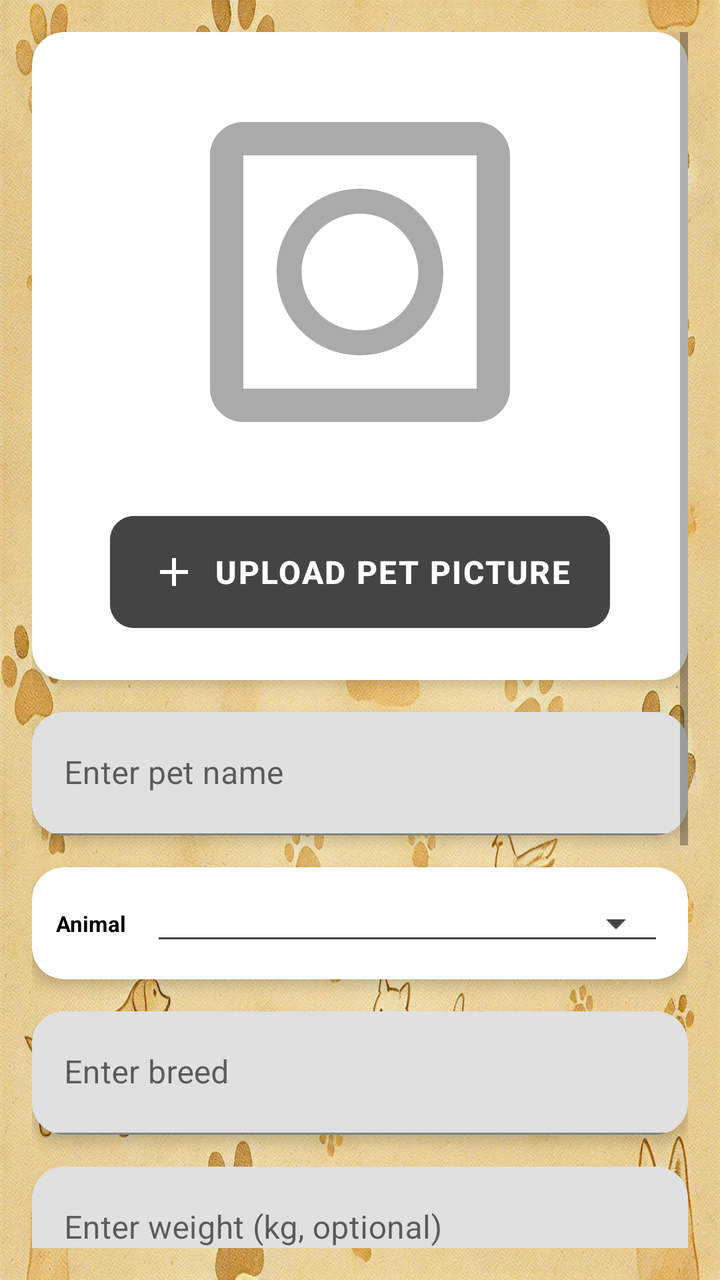
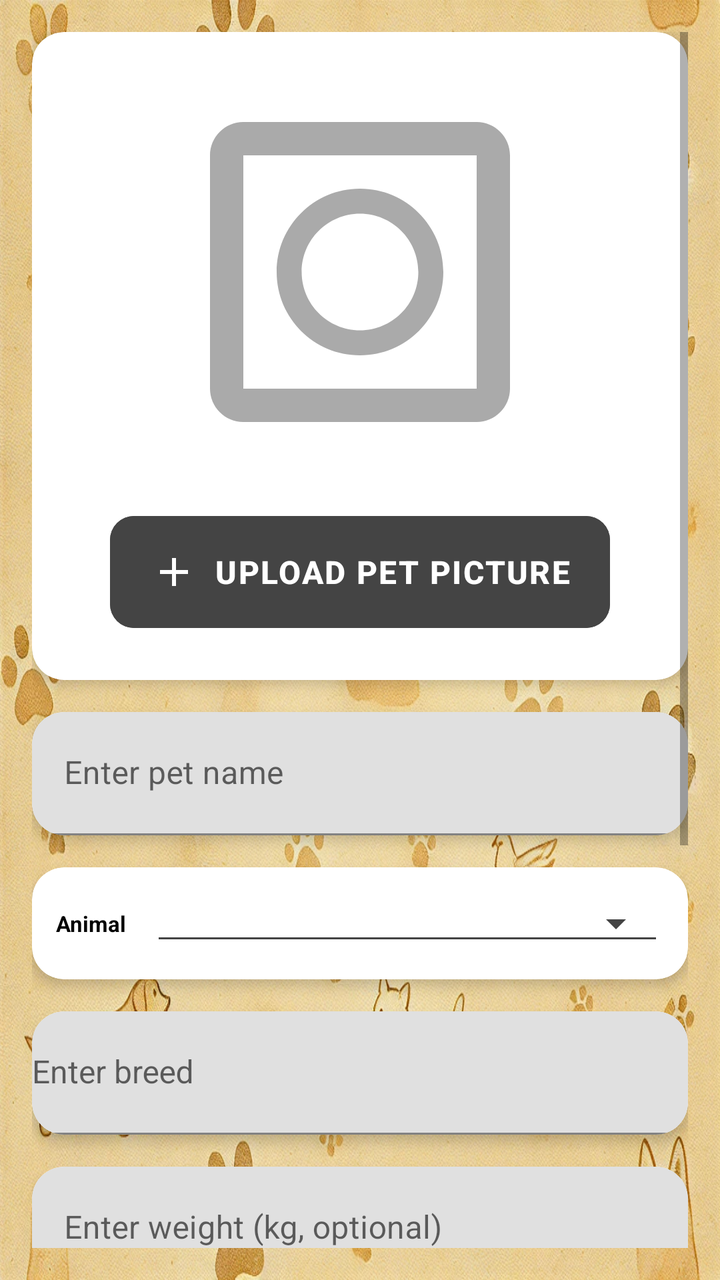

Before-and-after screenshots of an Android layout around one commit, followed by the original layout XML and the change that was made.
<!-- AndroidManifest.xml: application theme Theme.PawfectPlanner -->
<!-- res/layout/fragment_pet_edit.xml -->
<?xml version="1.0" encoding="utf-8"?>
<layout xmlns:android="http://schemas.android.com/apk/res/android"
    xmlns:app="http://schemas.android.com/apk/res-auto">

    <ScrollView
        android:layout_width="match_parent"
        android:layout_height="match_parent"
        android:padding="16dp">

        <LinearLayout
            android:layout_width="match_parent"
            android:layout_height="wrap_content"
            android:orientation="vertical"
            android:spacing="16dp">

            
            <com.google.android.material.card.MaterialCardView
                android:layout_width="match_parent"
                android:layout_height="wrap_content"
                android:layout_marginBottom="16dp"
                app:cardCornerRadius="16dp"
                app:cardElevation="4dp">

                <LinearLayout
                    android:layout_width="match_parent"
                    android:layout_height="wrap_content"
                    android:orientation="vertical"
                    android:padding="20dp"
                    android:gravity="center">

                    <ImageView
                        android:id="@+id/imgPetPhoto"
                        android:layout_width="200dp"
                        android:layout_height="200dp"
                        android:contentDescription="@string/action_upload_pet_picture"
                        android:scaleType="centerCrop"
                        android:background="@drawable/ic_photo_placeholder"
                        android:padding="8dp"/>

                    <com.google.android.material.button.MaterialButton
                        android:id="@+id/btnPickImage"
                        style="@style/Widget.PawfectPlanner.Button.Icon"
                        android:layout_width="wrap_content"
                        android:layout_height="wrap_content"
                        android:layout_marginTop="16dp"
                        android:text="@string/action_upload_pet_picture"
                        app:icon="@drawable/ic_add" />

                </LinearLayout>
            </com.google.android.material.card.MaterialCardView>

            
            <com.google.android.material.card.MaterialCardView
                android:layout_width="match_parent"
                android:layout_height="wrap_content"
                android:layout_marginBottom="16dp"
                app:cardCornerRadius="16dp"
                app:cardElevation="4dp">
                <com.google.android.material.textfield.TextInputLayout
                    style="@style/Widget.MaterialComponents.TextInputLayout.FilledBox.Dense"
                    android:layout_width="match_parent"
                    android:layout_height="wrap_content"
                    android:hint="@string/hint_pet_name"
                    app:boxCornerRadiusTopStart="16dp"
                    app:boxCornerRadiusTopEnd="16dp"
                    app:boxCornerRadiusBottomStart="16dp"
                    app:boxCornerRadiusBottomEnd="16dp">
                    <com.google.android.material.textfield.TextInputEditText
                        android:id="@+id/etPetName"
                        android:layout_width="match_parent"
                        android:layout_height="wrap_content"
                        android:paddingTop="20dp"
                        android:paddingBottom="20dp"
                        android:textSize="16sp" />
                </com.google.android.material.textfield.TextInputLayout>
            </com.google.android.material.card.MaterialCardView>

            
            <com.google.android.material.card.MaterialCardView
                android:layout_width="match_parent"
                android:layout_height="wrap_content"
                android:layout_marginBottom="16dp"
                app:cardCornerRadius="16dp"
                app:cardElevation="4dp">

                <LinearLayout
                    android:layout_width="match_parent"
                    android:layout_height="wrap_content"
                    android:orientation="horizontal"
                    android:padding="12dp"
                    android:gravity="center_vertical">

                    <TextView
                        android:layout_width="wrap_content"
                        android:layout_height="wrap_content"
                        android:text="@string/label_animal"
                        android:textSize="11sp"
                        android:textColor="?attr/colorOnSurface"
                        android:textStyle="bold"
                        android:layout_marginEnd="12dp" />

                    <Spinner
                        android:id="@+id/spinnerPetType"
                        style="@style/Widget.PawfectPlanner.Spinner"
                        android:layout_width="0dp"
                        android:layout_height="wrap_content"
                        android:layout_weight="1"
                        app:popupTheme="?attr/materialAlertDialogTheme" />

                </LinearLayout>
            </com.google.android.material.card.MaterialCardView>

            
            <com.google.android.material.card.MaterialCardView
                android:id="@+id/tilCustomType"
                android:layout_width="match_parent"
                android:layout_height="wrap_content"
                android:layout_marginBottom="16dp"
                android:visibility="gone"
                app:cardCornerRadius="16dp"
                app:cardElevation="4dp">
                <com.google.android.material.textfield.TextInputLayout
                    style="@style/Widget.MaterialComponents.TextInputLayout.FilledBox.Dense"
                    android:layout_width="match_parent"
                    android:layout_height="wrap_content"
                    android:hint="@string/hint_pet_type"
                    app:boxCornerRadiusTopStart="16dp"
                    app:boxCornerRadiusTopEnd="16dp"
                    app:boxCornerRadiusBottomStart="16dp"
                    app:boxCornerRadiusBottomEnd="16dp">
                    <com.google.android.material.textfield.TextInputEditText
                        android:id="@+id/etCustomType"
                        android:layout_width="match_parent"
                        android:layout_height="wrap_content"
                        android:paddingTop="20dp"
                        android:paddingBottom="20dp"
                        android:textSize="16sp" />
                </com.google.android.material.textfield.TextInputLayout>
            </com.google.android.material.card.MaterialCardView>

            
            <com.google.android.material.card.MaterialCardView
                android:layout_width="match_parent"
                android:layout_height="wrap_content"
                android:layout_marginBottom="16dp"
                app:cardCornerRadius="16dp"
                app:cardElevation="4dp">
                <com.google.android.material.textfield.TextInputLayout
                    style="@style/Widget.MaterialComponents.TextInputLayout.FilledBox.Dense"
                    android:layout_width="match_parent"
                    android:layout_height="wrap_content"
                    android:hint="@string/hint_pet_breed"
                    app:boxCornerRadiusTopStart="16dp"
                    app:boxCornerRadiusTopEnd="16dp"
                    app:boxCornerRadiusBottomStart="16dp"
                    app:boxCornerRadiusBottomEnd="16dp">
                    <com.google.android.material.textfield.TextInputEditText
                        android:id="@+id/etPetBreed"
                        android:layout_width="match_parent"
                        android:layout_height="wrap_content"
                        android:paddingTop="20dp"
                        android:paddingBottom="20dp"
                        android:textSize="16sp" />
                </com.google.android.material.textfield.TextInputLayout>
            </com.google.android.material.card.MaterialCardView>

            
            <com.google.android.material.card.MaterialCardView
                android:layout_width="match_parent"
                android:layout_height="wrap_content"
                android:layout_marginBottom="16dp"
                app:cardCornerRadius="16dp"
                app:cardElevation="4dp">
                <com.google.android.material.textfield.TextInputLayout
                    style="@style/Widget.MaterialComponents.TextInputLayout.FilledBox.Dense"
                    android:layout_width="match_parent"
                    android:layout_height="wrap_content"
                    android:hint="@string/hint_pet_weight"
                    app:boxCornerRadiusTopStart="16dp"
                    app:boxCornerRadiusTopEnd="16dp"
                    app:boxCornerRadiusBottomStart="16dp"
                    app:boxCornerRadiusBottomEnd="16dp">
                    <com.google.android.material.textfield.TextInputEditText
                        android:id="@+id/etPetWeight"
                        android:layout_width="match_parent"
                        android:layout_height="wrap_content"
                        android:inputType="numberDecimal"
                        android:paddingTop="20dp"
                        android:paddingBottom="20dp"
                        android:textSize="16sp" />
                </com.google.android.material.textfield.TextInputLayout>
            </com.google.android.material.card.MaterialCardView>

            
            <com.google.android.material.button.MaterialButton
                android:id="@+id/btnBirthdayAge"
                style="@style/Widget.PawfectPlanner.Button.Icon"
                android:layout_width="match_parent"
                android:layout_height="wrap_content"
                android:layout_marginBottom="16dp"
                android:text="@string/btn_birthday_age"
                app:icon="@drawable/ic_calendar" />

            
            <LinearLayout
                android:layout_width="match_parent"
                android:layout_height="wrap_content"
                android:orientation="horizontal"
                android:layout_marginBottom="16dp"
                android:weightSum="2">

                <com.google.android.material.button.MaterialButton
                    android:id="@+id/btnAddHealthIssue"
                    style="@style/Widget.PawfectPlanner.Button.Icon"
                    android:layout_width="0dp"
                    android:layout_height="wrap_content"
                    android:layout_weight="1"
                    android:layout_marginEnd="8dp"
                    android:text="@string/title_add_health_issue"
                    app:icon="@drawable/ic_add" />

                <com.google.android.material.button.MaterialButton
                    android:id="@+id/btnAddBehaviorIssue"
                    style="@style/Widget.PawfectPlanner.Button.Icon"
                    android:layout_width="0dp"
                    android:layout_height="wrap_content"
                    android:layout_weight="1"
                    android:layout_marginStart="8dp"
                    android:text="@string/title_add_behavior_issue"
                    app:icon="@drawable/ic_add" />

            </LinearLayout>

            
            <LinearLayout
                android:layout_width="match_parent"
                android:layout_height="wrap_content"
                android:orientation="horizontal"
                android:layout_marginBottom="24dp">

                <com.google.android.material.chip.ChipGroup
                    android:id="@+id/chipGroupHealth"
                    android:layout_width="0dp"
                    android:layout_weight="1"
                    android:layout_height="wrap_content"/>

                <Space android:layout_width="8dp" android:layout_height="wrap_content"/>

                <com.google.android.material.chip.ChipGroup
                    android:id="@+id/chipGroupBehavior"
                    android:layout_width="0dp"
                    android:layout_weight="1"
                    android:layout_height="wrap_content"/>
            </LinearLayout>

            
            <com.google.android.material.button.MaterialButton
                android:id="@+id/btnSavePet"
                style="@style/Widget.PawfectPlanner.Button.Icon"
                android:layout_width="match_parent"
                android:layout_height="wrap_content"
                android:enabled="false"
                android:text="@string/btn_save"
                app:icon="@drawable/ic_save"
                android:elevation="8dp" />

        </LinearLayout>
    </ScrollView>
</layout>
<!-- resources referenced by this layout -->
<resources>
  <!-- drawable ic_add (drawable) -->
  <vector xmlns:android="http://schemas.android.com/apk/res/android" android:autoMirrored="true" android:height="24dp" android:tint="#000000" android:viewportHeight="24" android:viewportWidth="24" android:width="24dp">
        
      <path android:fillColor="@android:color/white" android:pathData="M19,13h-6v6h-2v-6H5v-2h6V5h2v6h6v2z"/>
      
  </vector>
  <!-- drawable ic_calendar (drawable) -->
  <vector xmlns:android="http://schemas.android.com/apk/res/android"
      android:width="24dp"
      android:height="24dp"
      android:viewportWidth="24"
      android:viewportHeight="24"
      android:tint="?attr/colorOnPrimary">
      <path
          android:fillColor="@android:color/white"
          android:pathData="M19,3h-1V1h-2v2H8V1H6v2H5C3.89,3 3.01,3.9 3.01,5L3,19c0,1.1 0.89,2 2,2h14c1.1,0 2,-0.9 2,-2V5C21,3.9 20.1,3 19,3zM19,19H5V8h14V19zM7,10h5v5H7z"/>
  </vector>
  <!-- drawable ic_photo_placeholder (drawable) -->
  <?xml version="1.0" encoding="utf-8"?>
  <vector xmlns:android="http://schemas.android.com/apk/res/android"
      android:width="24dp"
      android:height="24dp"
      android:viewportWidth="24"
      android:viewportHeight="24">
      <path
          android:fillColor="#FFAAAAAA"
          android:pathData="M19,3H5c-1.1,0 -2,0.9 -2,2v14c0,1.1 0.9,2 2,2h14c1.1,0 2,-0.9 2,-2V5c0,-1.1 -0.9,-2 -2,-2zM19,19H5V5h14v14zM12,7c-2.76,0 -5,2.24 -5,5s2.24,5 5,5 5,-2.24 5,-5 -2.24,-5 -5,-5zm0,8.5c-1.93,0 -3.5,-1.57 -3.5,-3.5s1.57,-3.5 3.5,-3.5 3.5,1.57 3.5,3.5 -1.57,3.5 -3.5,3.5z"/>
  </vector>
  <!-- drawable ic_save (drawable) -->
  <vector xmlns:android="http://schemas.android.com/apk/res/android"
      android:width="24dp"
      android:height="24dp"
      android:viewportWidth="24"
      android:viewportHeight="24"
      android:tint="?attr/colorOnPrimary">
      <path
          android:fillColor="@android:color/white"
          android:pathData="M17,3L5,3c-1.11,0 -2,0.9 -2,2v14c0,1.1 0.89,2 2,2h14c1.1,0 2,-0.9 2,-2L21,7l-4,-4zM12,19c-1.66,0 -3,-1.34 -3,-3s1.34,-3 3,-3 3,1.34 3,3 -1.34,3 -3,3zM15,9L5,9L5,5h10v4z"/>
  </vector>
  <string name="action_upload_pet_picture">Upload Pet Picture</string>
  <string name="btn_birthday_age">Birthdate or Age</string>
  <string name="btn_save">Save</string>
  <string name="hint_pet_breed">Enter breed</string>
  <string name="hint_pet_name">Enter pet name</string>
  <string name="hint_pet_type">Enter pet type (e.g. Dog, Cat, Other)</string>
  <string name="hint_pet_weight">Enter weight (kg, optional)</string>
  <string name="label_animal">Animal</string>
  <string name="title_add_behavior_issue">Add Behavior Issue</string>
  <string name="title_add_health_issue">Add Health Issue</string>
  <color name="button_background">#FF444444</color>
  <color name="white">#FFFFFFFF</color>
  <color name="gray_medium">#FF888888</color>
  <color name="black">#FF000000</color>
  <color name="background">#FFFFFFFF</color>
  <style name="ThemeOverlay.PawfectPlanner.AlertDialog" parent="ThemeOverlay.MaterialComponents.MaterialAlertDialog">
          <item name="backgroundColor">?attr/colorSurface</item>
          <item name="android:textColor">?attr/colorOnSurface</item>
          <item name="materialButtonStyle">@style/Widget.PawfectPlanner.Button.Dialog</item>
          <item name="buttonBarPositiveButtonStyle">@style/Widget.PawfectPlanner.Button.Dialog</item>
          <item name="buttonBarNegativeButtonStyle">@style/Widget.PawfectPlanner.Button.Dialog</item>
      </style>
  <color name="card_background_light">#F8FFFFFF</color>
  <style name="Widget.PawfectPlanner.Button.Dialog" parent="Widget.MaterialComponents.Button.TextButton">
          <item name="android:textColor">?attr/colorOnSurface</item>
          <item name="android:textSize">14sp</item>
          <item name="android:textStyle">bold</item>
          <item name="android:paddingTop">8dp</item>
          <item name="android:paddingBottom">8dp</item>
          <item name="android:paddingStart">16dp</item>
          <item name="android:paddingEnd">16dp</item>
      </style>
  <!-- unchanged entries left out for length: 5 -->
</resources>

<!-- the commit's change to res/layout/fragment_pet_edit.xml (unified diff, before → after) -->
@@ -146,6 +146,7 @@
                 app:cardCornerRadius="16dp"
                 app:cardElevation="4dp">
                 <com.google.android.material.textfield.TextInputLayout
+                    android:id="@+id/tilPetBreed"
                     style="@style/Widget.MaterialComponents.TextInputLayout.FilledBox.Dense"
                     android:layout_width="match_parent"
                     android:layout_height="wrap_content"
@@ -154,13 +155,14 @@
                     app:boxCornerRadiusTopEnd="16dp"
                     app:boxCornerRadiusBottomStart="16dp"
                     app:boxCornerRadiusBottomEnd="16dp">
-                    <com.google.android.material.textfield.TextInputEditText
+                    <AutoCompleteTextView
                         android:id="@+id/etPetBreed"
                         android:layout_width="match_parent"
                         android:layout_height="wrap_content"
                         android:paddingTop="20dp"
                         android:paddingBottom="20dp"
-                        android:textSize="16sp" />
+                        android:textSize="16sp"
+                        android:completionThreshold="1" />
                 </com.google.android.material.textfield.TextInputLayout>
             </com.google.android.material.card.MaterialCardView>
 
